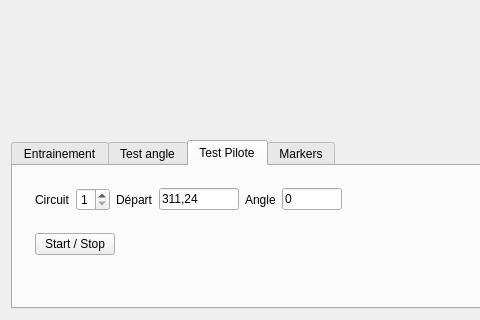
The window that CMainWindow.ui (clebail/ia) describes before a commit, drawn with Qt 5; both pictures show x 0 to 480 and y 477 to 797 of the 822 by 797 pixel window.
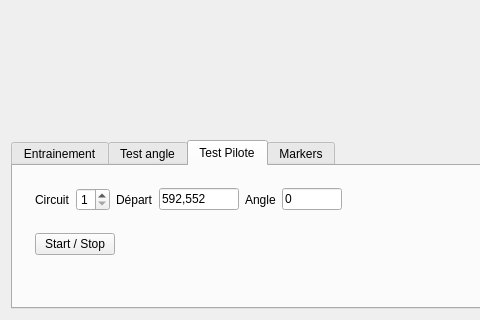
The same window after the commit. The open tabs and pages were chosen to show the change. Custom widgets are drawn as their Qt base class.

```diff
--- a/CMainWindow.ui
+++ b/CMainWindow.ui
@@ -308,7 +308,7 @@
                  </size>
                 </property>
                 <property name="text">
-                 <string>311,24</string>
+                 <string>592,552</string>
                 </property>
                </widget>
               </item>
```
Left out of the diff: 44 changed lines with no effect on the pictures.
